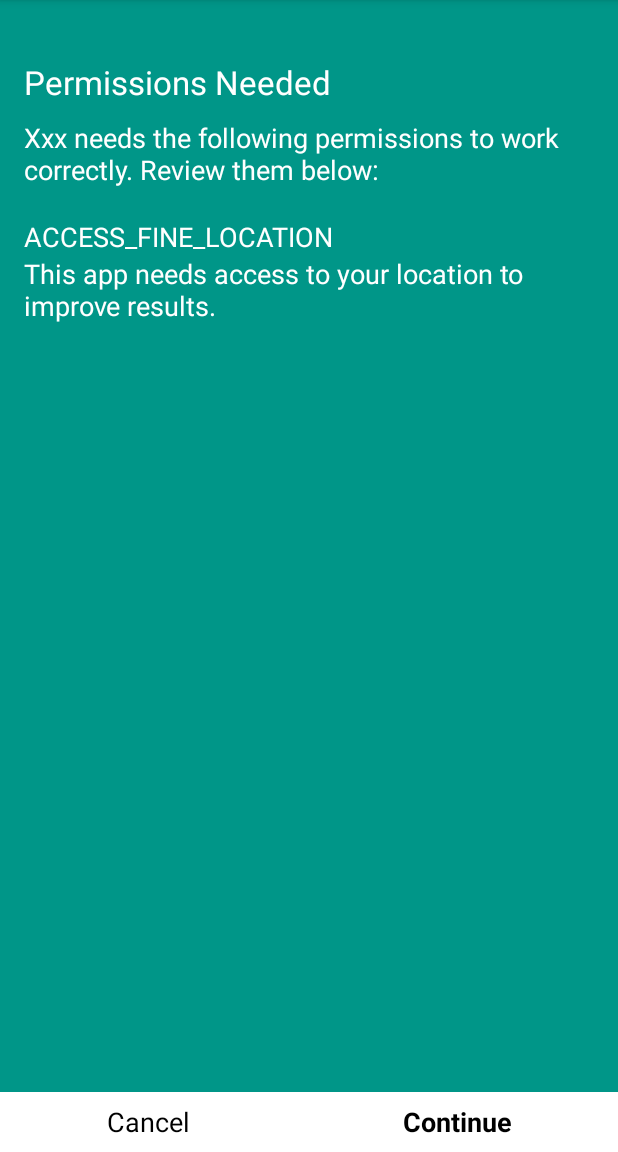
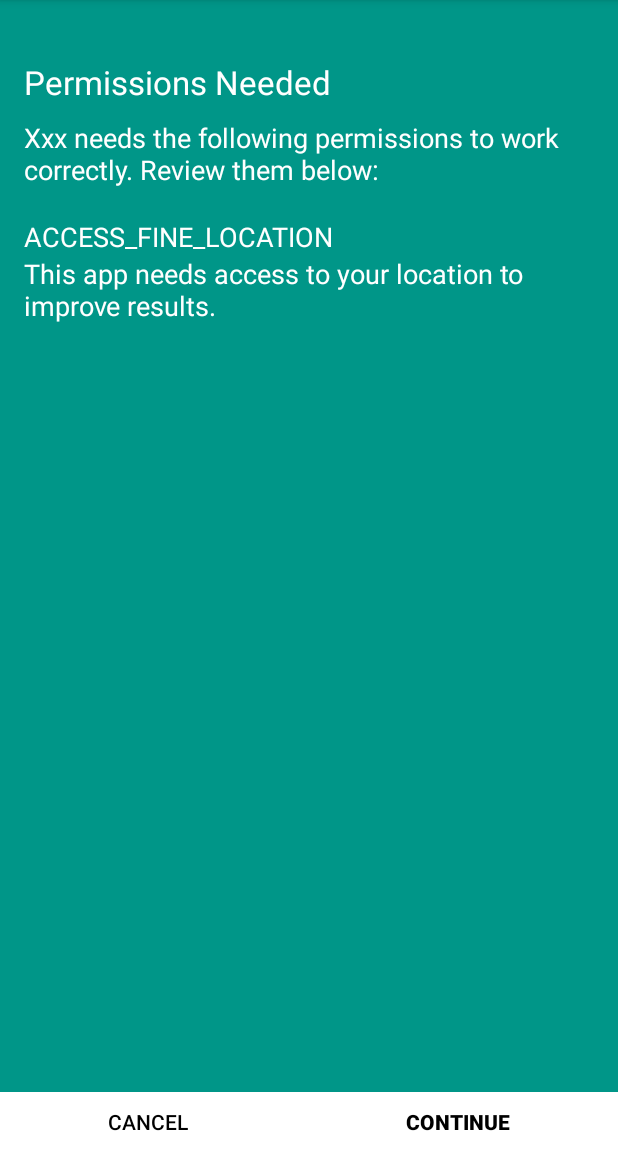
Before and after one commit to rammadogs/Permissions-Helper, an Android app: the screen it shows after launch (PermissionsFlowActivity), after a tap on "SAMPLE LOCATION PERMISSION", on a phone screen of 412 x 824 dp, the part 84-1236 px from its top. Run offline under Robolectric (Android 15) with nearby library versions, the phone set to English and light mode, and no system bars.

Commit message:
changes and stuff

```diff
--- a/library/src/main/java/com/amqtech/permissions/helper/objects/Permission.java
+++ b/library/src/main/java/com/amqtech/permissions/helper/objects/Permission.java
@@ -13,7 +13,7 @@ public class Permission implements Serializable {
     private final String explanation;
 
     /**
-     * A user defined permission with the permission and an explanation.
+     * A user defined permission with the permission type and an explanation.
      * @param permission the permission.
      * @param explanation explanation of the permission.
      */
--- a/library/src/main/java/com/amqtech/permissions/helper/objects/Permissions.java
+++ b/library/src/main/java/com/amqtech/permissions/helper/objects/Permissions.java
@@ -24,7 +24,7 @@ public enum Permissions implements Serializable {
     ACCESS_COARSE_LOCATION(Manifest.permission.ACCESS_COARSE_LOCATION, 371),
     RECORD_AUDIO(Manifest.permission.RECORD_AUDIO, 372),
     READ_PHONE_STATE(Manifest.permission.READ_PHONE_STATE, 373),
-    CALL_PHOONE(Manifest.permission.CALL_PHONE, 374),
+    CALL_PHONE(Manifest.permission.CALL_PHONE, 374),
     READ_CALL_LOG(Manifest.permission.READ_CALL_LOG, 375),
     WRITE_CALL_LOG(Manifest.permission.WRITE_CALL_LOG, 376),
     ADD_VOICEMAIL(Manifest.permission.ADD_VOICEMAIL, 377),
--- a/library/src/main/java/com/amqtech/permissions/helper/ui/activity/PermissionsFlowActivity.java
+++ b/library/src/main/java/com/amqtech/permissions/helper/ui/activity/PermissionsFlowActivity.java
@@ -1,17 +1,17 @@
 package com.amqtech.permissions.helper.ui.activity;
 
+import android.os.Bundle;
 import android.support.v4.app.ActivityCompat;
 import android.support.v7.app.AppCompatActivity;
-import android.os.Bundle;
 import android.support.v7.widget.LinearLayoutManager;
 import android.support.v7.widget.RecyclerView;
 import android.view.View;
-import android.widget.TextView;
+import android.widget.Button;
 import android.widget.Toast;
 
-import com.amqtech.permissions.helper.objects.PermissionsFlow;
 import com.amqtech.permissions.helper.R;
 import com.amqtech.permissions.helper.objects.Permission;
+import com.amqtech.permissions.helper.objects.PermissionsFlow;
 import com.amqtech.permissions.helper.ui.adapter.PermissionsFlowAdapter;
 
 public class PermissionsFlowActivity extends AppCompatActivity {
@@ -20,8 +20,6 @@ public class PermissionsFlowActivity extends AppCompatActivity {
     private RecyclerView recyclerView;
     private PermissionsFlowAdapter permissionsFlowAdapter;
     private RecyclerView.LayoutManager layoutManager;
-
-    private TextView cancel, next;
 
 
     @Override
@@ -37,19 +35,26 @@ public class PermissionsFlowActivity extends AppCompatActivity {
         recyclerView.setLayoutManager(layoutManager);
         recyclerView.setAdapter(permissionsFlowAdapter);
 
-        cancel = (TextView) findViewById(R.id.perms_flow_info);
-        next = (TextView) findViewById(R.id.continue_btn);
+        Button cancel = (Button) findViewById(R.id.cancel_btn);
+        Button next = (Button) findViewById(R.id.continue_btn);
 
         cancel.setOnClickListener(new View.OnClickListener() {
             @Override
             public void onClick(View view) {
-                Toast.makeText(getBaseContext(), "Hi", Toast.LENGTH_SHORT).show();
+                finish();
             }
         });
 
         next.setOnClickListener(new View.OnClickListener() {
             @Override
             public void onClick(View view) {
+
+                Toast.makeText(getBaseContext(), "Hi", Toast.LENGTH_SHORT).show();
+
+                for (Permission perm : permissions) {
+                    ActivityCompat.requestPermissions(PermissionsFlowActivity.this,
+                            new String[]{perm.getPermissionName()}, perm.getPermissions().getRequestCode());
+                }
 
             }
         });
--- a/library/src/main/res/layout/activity_permissions_flow.xml
+++ b/library/src/main/res/layout/activity_permissions_flow.xml
@@ -53,24 +53,24 @@
             android:gravity="center"
             android:background="@color/txt_clr_white">
 
-            <TextView
+            <Button
+                style="?android:attr/buttonBarButtonStyle"
                 android:id="@+id/cancel_btn"
                 android:layout_width="wrap_content"
                 android:layout_height="wrap_content"
                 android:layout_gravity="left|center"
                 android:text="@string/cancel"
-                android:textSize="@dimen/buttons_txt_size"
                 android:textAlignment="center"
                 android:layout_weight="1"
                 android:textColor="#000000" />
 
-            <TextView
+            <Button
+                style="?android:attr/buttonBarButtonStyle"
                 android:id="@+id/continue_btn"
                 android:layout_width="wrap_content"
                 android:layout_height="wrap_content"
                 android:layout_gravity="right|center"
                 android:text="@string/contnu"
-                android:textSize="@dimen/buttons_txt_size"
                 android:textAlignment="center"
                 android:textStyle="bold"
                 android:layout_weight="1"
--- a/sample/src/main/AndroidManifest.xml
+++ b/sample/src/main/AndroidManifest.xml
@@ -1,6 +1,8 @@
 <?xml version="1.0" encoding="utf-8"?>
 <manifest xmlns:android="http://schemas.android.com/apk/res/android"
     package="com.amqtech.permissions.sample">
+
+    <uses-permission android:name="android.permission.ACCESS_FINE_LOCATION" />
 
     <application
         android:allowBackup="true"
```
